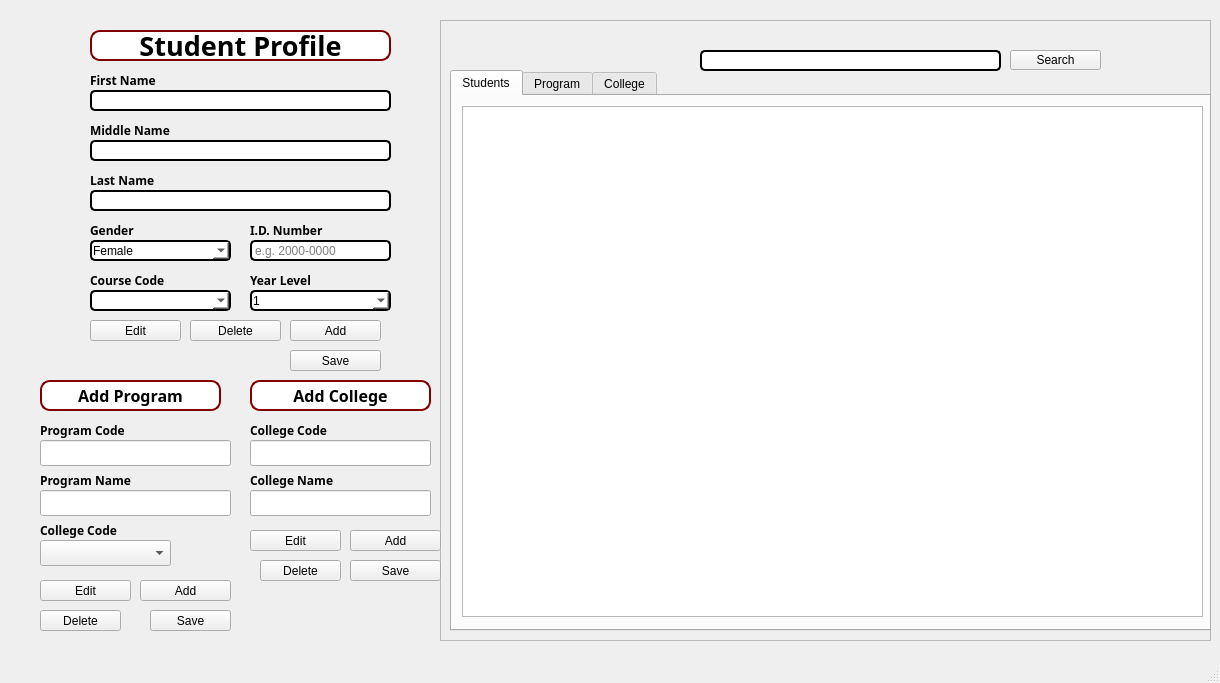
First picture: the form in mainwindow.ui, repository Kris2103/CCC151-CSV, before the edit.
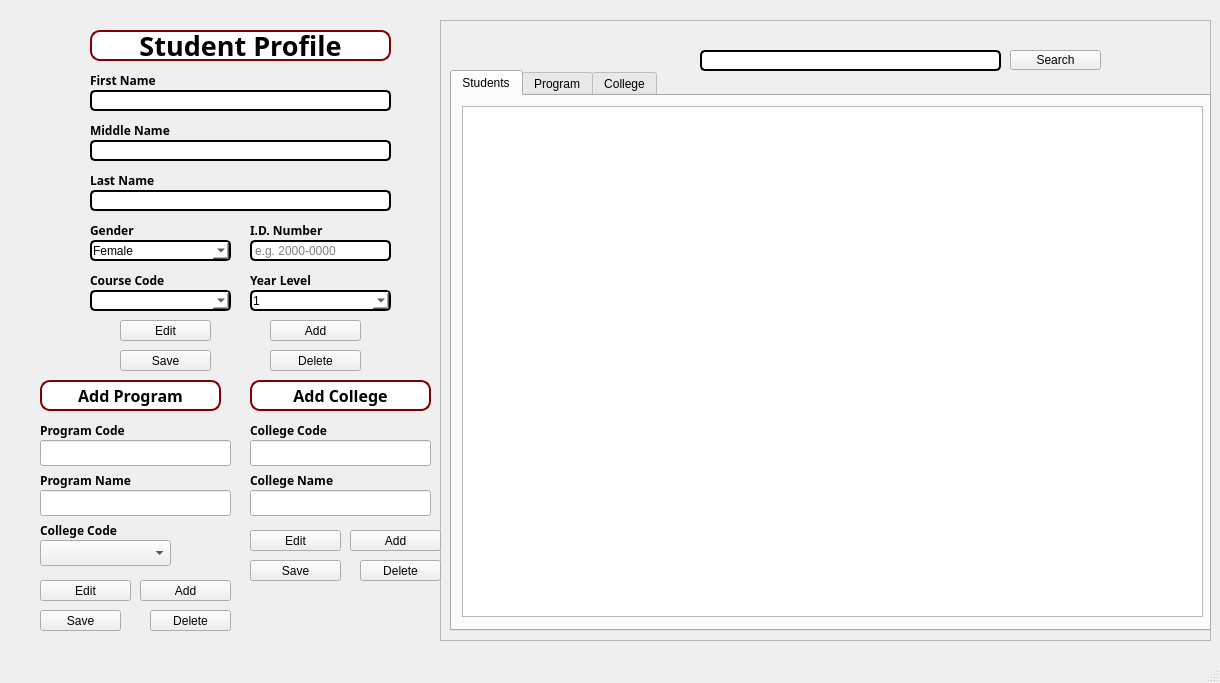
Second picture: the form after the edit.

Diff of the .ui file:
```diff
--- a/mainwindow.ui
+++ b/mainwindow.ui
@@ -354,7 +354,7 @@
    <widget class="QPushButton" name="EditStudent">
     <property name="geometry">
      <rect>
-      <x>90</x>
+      <x>120</x>
       <y>320</y>
       <width>91</width>
       <height>21</height>
@@ -390,7 +390,7 @@
    <widget class="QPushButton" name="AddStudent">
     <property name="geometry">
      <rect>
-      <x>290</x>
+      <x>270</x>
       <y>320</y>
       <width>91</width>
       <height>21</height>
@@ -426,8 +426,8 @@
    <widget class="QPushButton" name="DeleteStudent">
     <property name="geometry">
      <rect>
-      <x>190</x>
-      <y>320</y>
+      <x>270</x>
+      <y>350</y>
       <width>91</width>
       <height>21</height>
      </rect>
@@ -446,7 +446,7 @@
    <widget class="QPushButton" name="SaveStudent">
     <property name="geometry">
      <rect>
-      <x>290</x>
+      <x>120</x>
       <y>350</y>
       <width>91</width>
       <height>21</height>
@@ -961,7 +961,7 @@
    <widget class="QPushButton" name="SaveCollege">
     <property name="geometry">
      <rect>
-      <x>350</x>
+      <x>250</x>
       <y>560</y>
       <width>91</width>
       <height>21</height>
@@ -981,7 +981,7 @@
    <widget class="QPushButton" name="SaveProg">
     <property name="geometry">
      <rect>
-      <x>150</x>
+      <x>40</x>
       <y>610</y>
       <width>81</width>
       <height>21</height>
@@ -1011,7 +1011,7 @@
    <widget class="QPushButton" name="DeleteProgram">
     <property name="geometry">
      <rect>
-      <x>40</x>
+      <x>150</x>
       <y>610</y>
       <width>81</width>
       <height>21</height>
@@ -1031,7 +1031,7 @@
    <widget class="QPushButton" name="DeleteCollege">
     <property name="geometry">
      <rect>
-      <x>260</x>
+      <x>360</x>
       <y>560</y>
       <width>81</width>
       <height>21</height>
```
